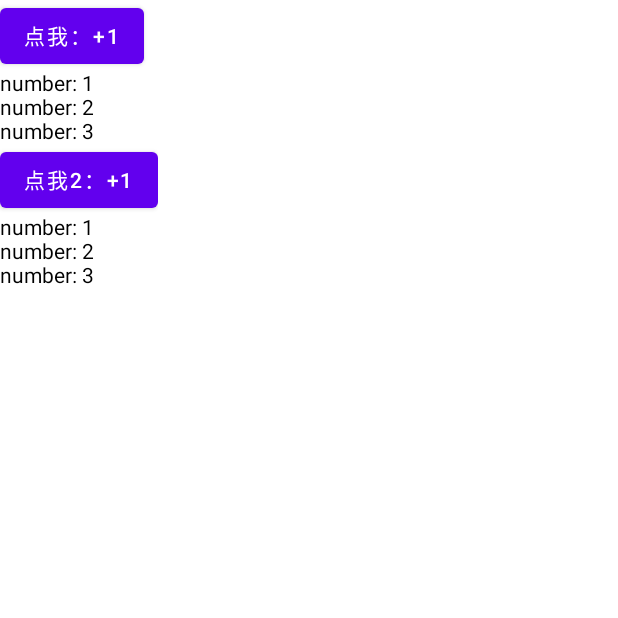
After one commit to Kingwentao/PlayCompose, an Android app built with Jetpack Compose: the StateObserverAndAutoUpdate screen opened directly, with no data from a screen before it, on a phone screen of 412 x 824 dp, the top half of it. The commit adds this screen. Run offline under Robolectric (Android 15) with nearby library versions, the phone set to English and light mode, and no system bars.

Commit message:
实现集合内容变化的订阅

```diff
--- a/app/src/main/AndroidManifest.xml
+++ b/app/src/main/AndroidManifest.xml
@@ -9,6 +9,9 @@
         android:roundIcon="@mipmap/ic_launcher_round"
         android:supportsRtl="true"
         android:theme="@style/Theme.PlayCompose">
+        <activity
+            android:name=".StateObserverAndAutoUpdate"
+            android:exported="false" />
         <activity
             android:name=".MainActivity"
             android:exported="true"
--- /dev/null
+++ b/app/src/main/java/com/example/playcompose/StateObserverAndAutoUpdate.kt
@@ -0,0 +1,57 @@
+package com.example.playcompose
+
+import android.os.Bundle
+import androidx.activity.ComponentActivity
+import androidx.activity.compose.setContent
+import androidx.compose.foundation.layout.Column
+import androidx.compose.material.Button
+import androidx.compose.material.Text
+import androidx.compose.runtime.*
+
+class StateObserverAndAutoUpdate : ComponentActivity() {
+
+    private var numbers1 by mutableStateOf(mutableListOf(1, 2, 3))
+
+    override fun onCreate(savedInstanceState: Bundle?) {
+        super.onCreate(savedInstanceState)
+        val numbers = mutableStateListOf(1, 2, 3)
+        val numberMap = mutableStateMapOf(1 to "1", 2 to "2")
+        setContent {
+            Column {
+                NumberList(numbers = numbers1)
+                NumberList2(numbers = numbers)
+            }
+        }
+    }
+
+    @Composable
+    fun NumberList(numbers: MutableList<Int>) {
+        Column {
+            Button(onClick = {
+                // 更新列表对象才能触发Compose的重组
+                numbers1 = numbers.toMutableList().apply {
+                    add(numbers.last() + 1)
+                }
+            }) {
+                Text("点我：+1")
+            }
+            for (num in numbers) {
+                Text("number: $num")
+            }
+        }
+    }
+
+    @Composable
+    fun NumberList2(numbers: MutableList<Int>) {
+        Column {
+            Button(onClick = {
+                numbers.add(numbers.last() + 1)
+            }) {
+                Text("点我2：+1")
+            }
+            for (num in numbers) {
+                Text("number: $num")
+            }
+        }
+    }
+}
```
Also changed, not shown: app/src/main/java/com/example/playcompose/MainActivity.kt (+21 -6 lines).
